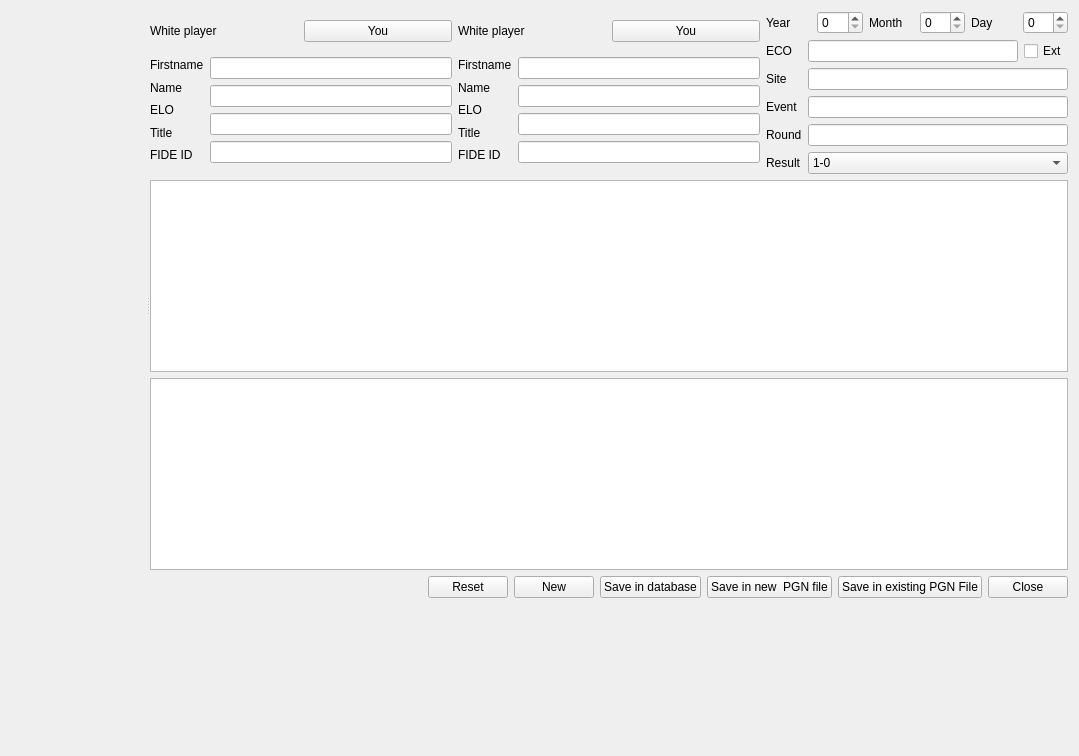
The window that src/formpgneditor.ui (gillesmaire/myChessBase) describes before a commit, drawn with Qt 5.
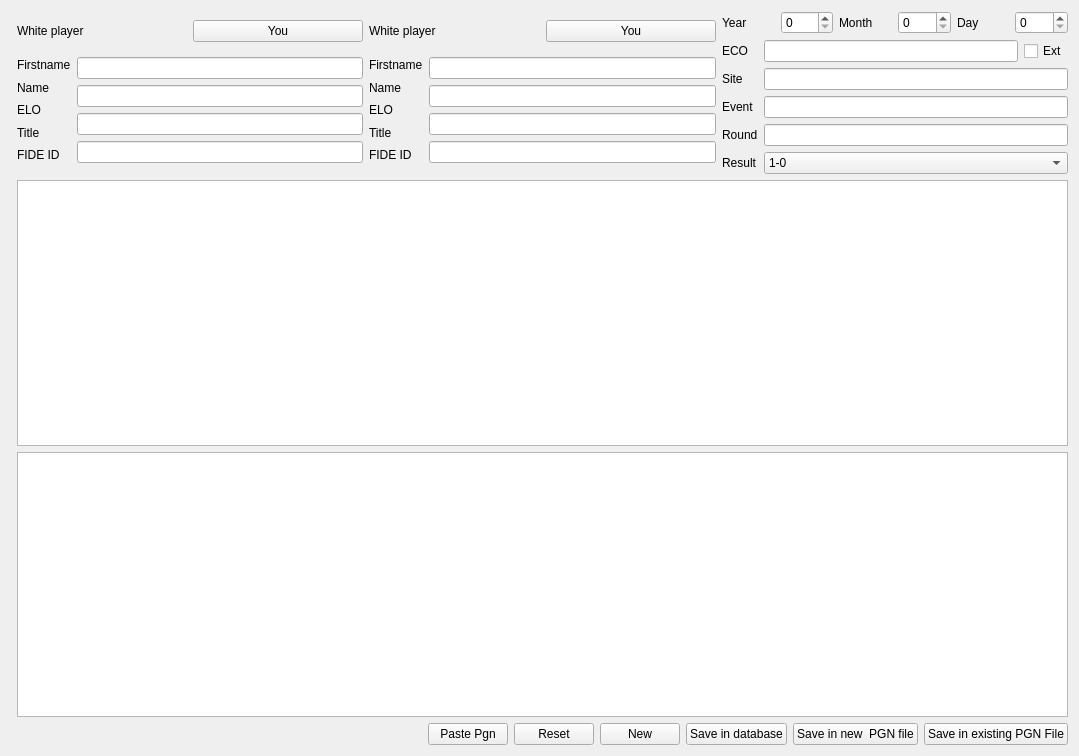
The same window after the commit. Custom widgets are drawn as their Qt base class.

What changed in the file:
```diff
--- a/src/formpgneditor.ui
+++ b/src/formpgneditor.ui
@@ -13,16 +13,33 @@
   <property name="windowTitle">
    <string>Form</string>
   </property>
+  <layout class="QVBoxLayout" name="verticalLayout_12">
+   <item>
   <layout class="QHBoxLayout" name="horizontalLayout_10">
    <item>
     <layout class="QVBoxLayout" name="verticalLayout_11">
      <item>
-      <widget class="QSplitter" name="splitter">
-       <property name="orientation">
-        <enum>Qt::Horizontal</enum>
-       </property>
-       <widget class="ChessBoard" name="widget" native="true"/>
-       <widget class="QWidget" name="">
+        <widget class="ChessBoard" name="Board" native="true"/>
+       </item>
+       <item>
+        <widget class="FormNavigationButton" name="widgetNavigation" native="true">
+         <property name="minimumSize">
+          <size>
+           <width>0</width>
+           <height>0</height>
+          </size>
+         </property>
+         <property name="maximumSize">
+          <size>
+           <width>16777215</width>
+           <height>80</height>
+          </size>
+         </property>
+        </widget>
+       </item>
+      </layout>
+     </item>
+     <item>
         <layout class="QVBoxLayout" name="verticalLayout_10">
          <item>
           <layout class="QHBoxLayout" name="horizontalLayout_9">
@@ -350,6 +367,13 @@
              </property>
             </spacer>
            </item>
+         <item>
+          <widget class="QPushButton" name="pushButtonPastePGN">
+           <property name="text">
+            <string>Paste Pgn</string>
+           </property>
+          </widget>
+         </item>
            <item>
             <widget class="QPushButton" name="pushButtonReset">
              <property name="text">
@@ -385,28 +409,9 @@
              </property>
             </widget>
            </item>
-           <item>
-            <widget class="QPushButton" name="pushButtonClose">
-             <property name="text">
-              <string>Close</string>
-             </property>
-            </widget>
-           </item>
           </layout>
          </item>
         </layout>
-       </widget>
-      </widget>
-     </item>
-     <item>
-      <widget class="FormNavigationButton" name="widgetNavigation" native="true">
-       <property name="minimumSize">
-        <size>
-         <width>0</width>
-         <height>0</height>
-        </size>
-       </property>
-      </widget>
      </item>
     </layout>
    </item>
```
Lines whose indentation alone changed are shown as unchanged.
